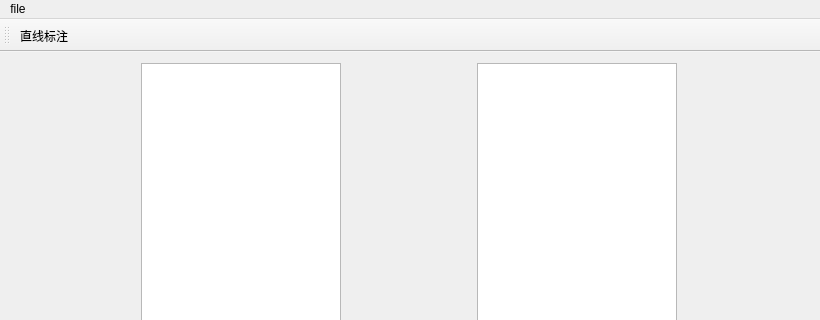
The window that Bim/Bim.ui (kuaidy/learnopengl) describes before a commit, drawn with Qt 5; both pictures show x 0 to 820 and y 0 to 320 of the 820 by 575 pixel window.
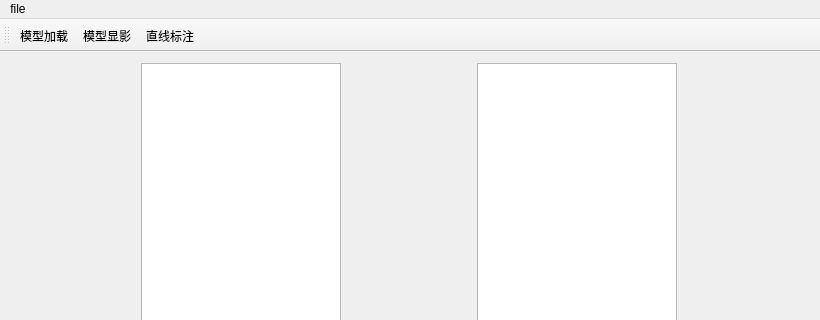
The same window after the commit. Icons and pictures are not drawn.

What changed in the file:
```diff
--- a/Bim/Bim.ui
+++ b/Bim/Bim.ui
@@ -64,7 +64,9 @@
    <attribute name="toolBarBreak">
     <bool>false</bool>
    </attribute>
-   <addaction name="action"/>
+   <addaction name="loadmodel"/>
+   <addaction name="showmodel"/>
+   <addaction name="linemark"/>
   </widget>
   <widget class="QStatusBar" name="statusBar"/>
   <action name="btnopenfile">
@@ -72,10 +74,17 @@
     <string>open</string>
    </property>
   </action>
-  <action name="action">
-   <property name="icon">
-    <iconset theme="accessories-dictionary"/>
+  <action name="loadmodel">
+   <property name="text">
+    <string>模型加载</string>
    </property>
+  </action>
+  <action name="showmodel">
+   <property name="text">
+    <string>模型显影</string>
+   </property>
+  </action>
+  <action name="linemark">
    <property name="text">
     <string>直线标注</string>
    </property>
```
